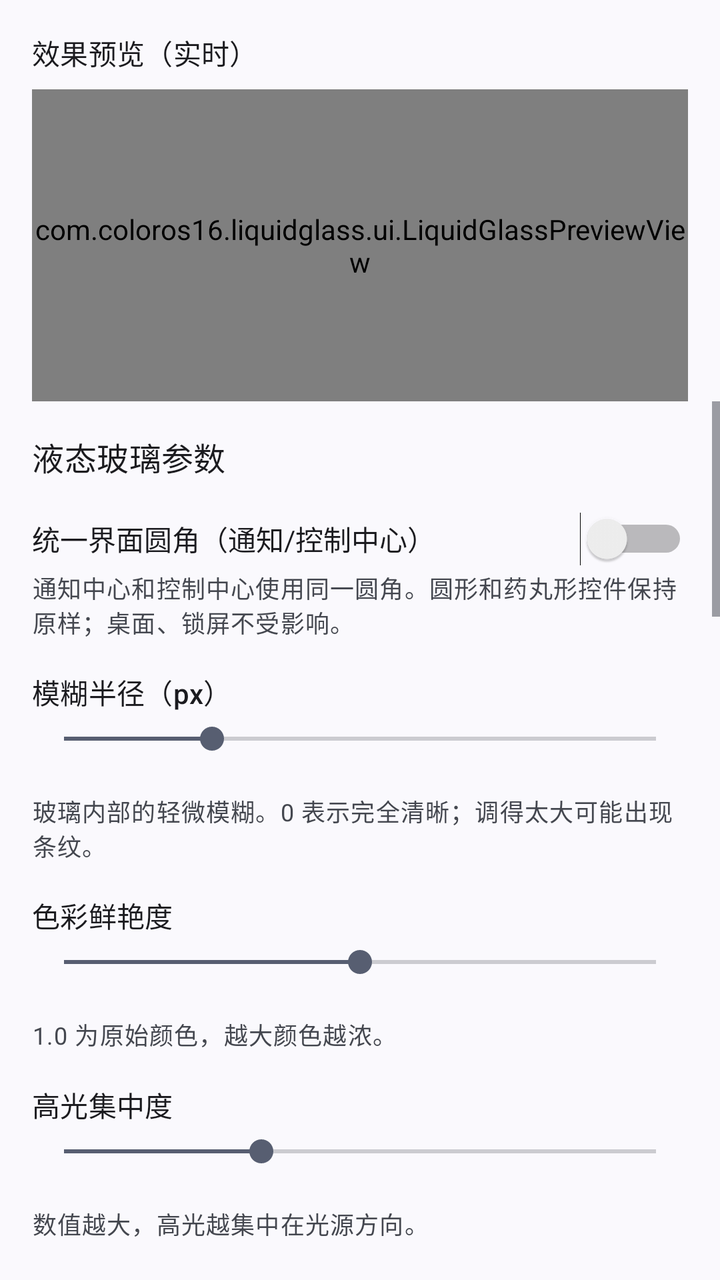
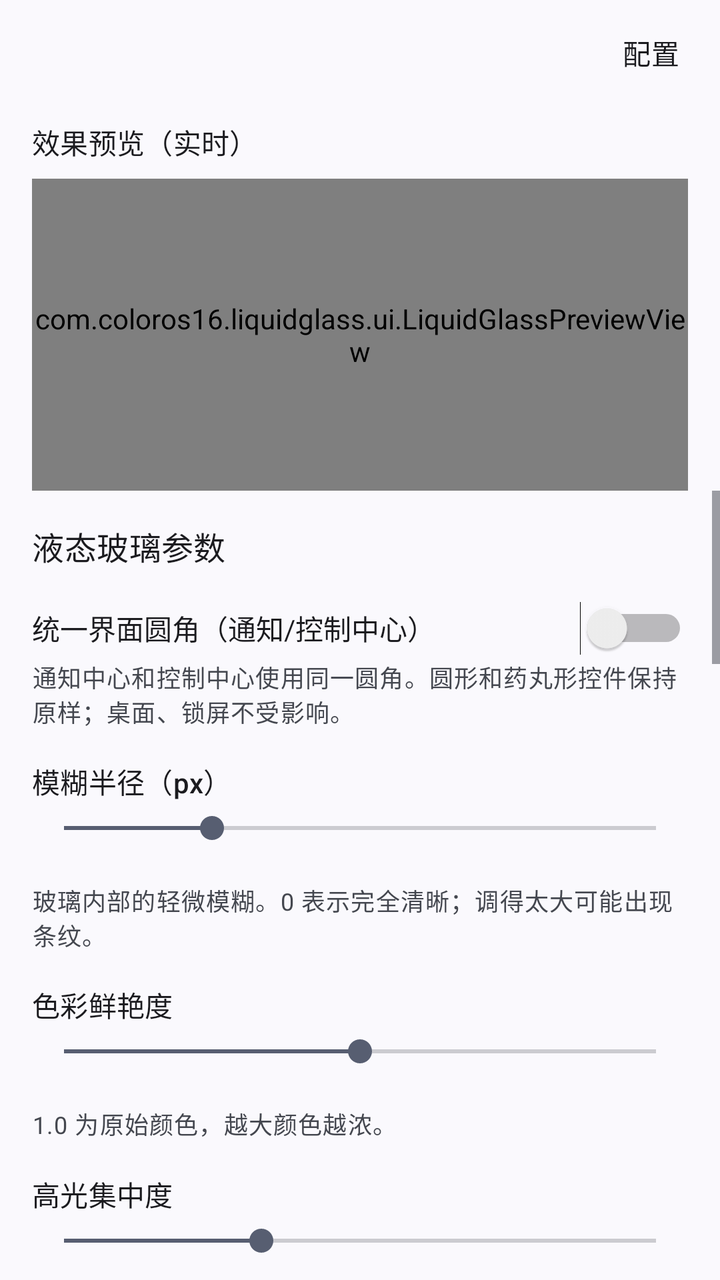

Screens rendered from an Android XML layout before and after an edit, with the pre-edit source and the edit as a unified diff.
<!-- AndroidManifest.xml: application theme Theme.LiquidGlass -->
<!-- res/layout/view_cat_material.xml -->
<?xml version="1.0" encoding="utf-8"?>
<LinearLayout xmlns:android="http://schemas.android.com/apk/res/android"
    xmlns:app="http://schemas.android.com/apk/res-auto"
    android:layout_width="match_parent"
    android:layout_height="match_parent"
    android:orientation="vertical">

    <TextView
        android:layout_width="wrap_content"
        android:layout_height="wrap_content"
        android:layout_marginStart="16dp"
        android:layout_marginTop="16dp"
        android:layout_marginEnd="16dp"
        android:text="@string/settings_material_preview"
        android:textAppearance="?attr/textAppearanceTitleSmall" />

    <com.coloros16.liquidglass.ui.LiquidGlassPreviewView
        android:id="@+id/materialPreview"
        android:layout_width="match_parent"
        android:layout_height="156dp"
        android:layout_marginStart="16dp"
        android:layout_marginTop="8dp"
        android:layout_marginEnd="16dp" />

    <ScrollView
        android:layout_width="match_parent"
        android:layout_height="0dp"
        android:layout_weight="1"
        android:fillViewport="true">

        <LinearLayout
            android:layout_width="match_parent"
            android:layout_height="wrap_content"
            android:orientation="vertical"
            android:padding="16dp">

        <TextView
            android:layout_width="wrap_content"
            android:layout_height="wrap_content"
            android:text="@string/settings_section_material"
            android:textAppearance="?attr/textAppearanceTitleMedium" />

        
        <Switch
            android:id="@+id/switchUnifiedCorner"
            android:layout_width="match_parent"
            android:layout_height="wrap_content"
            android:layout_marginTop="16dp"
            android:text="@string/settings_unified_corner" />

        <TextView
            android:layout_width="match_parent"
            android:layout_height="wrap_content"
            android:layout_marginTop="2dp"
            android:text="@string/settings_unified_corner_desc"
            android:textAppearance="?attr/textAppearanceBodySmall"
            android:textColor="?android:attr/textColorSecondary" />

        <TextView
            android:id="@+id/unifiedCornerPxLabel"
            android:layout_width="wrap_content"
            android:layout_height="wrap_content"
            android:layout_marginTop="16dp"
            android:text="@string/settings_unified_corner_px"
            android:textAppearance="?attr/textAppearanceTitleSmall"
            android:visibility="gone" />

        <SeekBar
            android:id="@+id/seekUnifiedCornerPx"
            android:layout_width="match_parent"
            android:layout_height="wrap_content"
            android:layout_marginTop="4dp"
            android:max="192"
            android:progress="40"
            android:visibility="gone" />

        <TextView
            android:id="@+id/unifiedCornerPxValue"
            android:layout_width="wrap_content"
            android:layout_height="wrap_content"
            android:textAppearance="?attr/textAppearanceBodySmall"
            android:visibility="gone" />

        <TextView
            android:id="@+id/unifiedCornerPxDesc"
            android:layout_width="match_parent"
            android:layout_height="wrap_content"
            android:layout_marginTop="2dp"
            android:text="@string/settings_unified_corner_px_desc"
            android:textAppearance="?attr/textAppearanceBodySmall"
            android:textColor="?android:attr/textColorSecondary"
            android:visibility="gone" />

        <TextView
            android:id="@+id/blurRadiusLabel"
            android:layout_width="wrap_content"
            android:layout_height="wrap_content"
            android:layout_marginTop="16dp"
            android:text="@string/settings_blur_radius"
            android:textAppearance="?attr/textAppearanceTitleSmall" />

        <SeekBar
            android:id="@+id/seekBlurRadius"
            android:layout_width="match_parent"
            android:layout_height="wrap_content"
            android:layout_marginTop="4dp"
            android:max="32"
            android:progress="8" />

        <TextView
            android:id="@+id/blurRadiusValue"
            android:layout_width="wrap_content"
            android:layout_height="wrap_content"
            android:textAppearance="?attr/textAppearanceBodySmall" />

        <TextView
            android:id="@+id/blurRadiusDesc"
            android:layout_width="match_parent"
            android:layout_height="wrap_content"
            android:layout_marginTop="2dp"
            android:text="@string/settings_blur_radius_desc"
            android:textAppearance="?attr/textAppearanceBodySmall"
            android:textColor="?android:attr/textColorSecondary" />

        <TextView
            android:id="@+id/vibrancyLabel"
            android:layout_width="wrap_content"
            android:layout_height="wrap_content"
            android:layout_marginTop="16dp"
            android:text="@string/settings_vibrancy"
            android:textAppearance="?attr/textAppearanceTitleSmall" />

        <SeekBar
            android:id="@+id/seekVibrancy"
            android:layout_width="match_parent"
            android:layout_height="wrap_content"
            android:layout_marginTop="4dp"
            android:max="100"
            android:progress="50" />

        <TextView
            android:id="@+id/vibrancyValue"
            android:layout_width="wrap_content"
            android:layout_height="wrap_content"
            android:textAppearance="?attr/textAppearanceBodySmall" />

        <TextView
            android:id="@+id/vibrancyDesc"
            android:layout_width="match_parent"
            android:layout_height="wrap_content"
            android:layout_marginTop="2dp"
            android:text="@string/settings_vibrancy_desc"
            android:textAppearance="?attr/textAppearanceBodySmall"
            android:textColor="?android:attr/textColorSecondary" />

        <TextView
            android:id="@+id/highlightFalloffLabel"
            android:layout_width="wrap_content"
            android:layout_height="wrap_content"
            android:layout_marginTop="16dp"
            android:text="@string/settings_highlight_falloff"
            android:textAppearance="?attr/textAppearanceTitleSmall" />

        <SeekBar
            android:id="@+id/seekHighlightFalloff"
            android:layout_width="match_parent"
            android:layout_height="wrap_content"
            android:layout_marginTop="4dp"
            android:max="3"
            android:progress="1" />

        <TextView
            android:id="@+id/highlightFalloffValue"
            android:layout_width="wrap_content"
            android:layout_height="wrap_content"
            android:textAppearance="?attr/textAppearanceBodySmall" />

        <TextView
            android:id="@+id/highlightFalloffDesc"
            android:layout_width="match_parent"
            android:layout_height="wrap_content"
            android:layout_marginTop="2dp"
            android:text="@string/settings_highlight_falloff_desc"
            android:textAppearance="?attr/textAppearanceBodySmall"
            android:textColor="?android:attr/textColorSecondary" />

        
        <TextView
            android:id="@+id/refractionHeightModeLabel"
            android:layout_width="wrap_content"
            android:layout_height="wrap_content"
            android:layout_marginTop="16dp"
            android:text="@string/settings_refraction_height_mode"
            android:textAppearance="?attr/textAppearanceTitleSmall" />

        <com.google.android.material.chip.ChipGroup
            android:id="@+id/refractionHeightModeChips"
            android:layout_width="match_parent"
            android:layout_height="wrap_content"
            android:layout_marginTop="4dp"
            app:chipSpacingHorizontal="8dp"
            app:selectionRequired="true"
            app:singleSelection="true" />

        <TextView
            android:layout_width="match_parent"
            android:layout_height="wrap_content"
            android:layout_marginTop="2dp"
            android:text="@string/settings_refraction_height_mode_desc"
            android:textAppearance="?attr/textAppearanceBodySmall"
            android:textColor="?android:attr/textColorSecondary" />

        <TextView
            android:id="@+id/refractionHeightRatioLabel"
            android:layout_width="wrap_content"
            android:layout_height="wrap_content"
            android:layout_marginTop="16dp"
            android:text="@string/settings_refraction_height_ratio"
            android:textAppearance="?attr/textAppearanceTitleSmall" />

        <SeekBar
            android:id="@+id/seekRefractionHeightRatio"
            android:layout_width="match_parent"
            android:layout_height="wrap_content"
            android:layout_marginTop="4dp"
            android:max="90"
            android:progress="40" />

        <TextView
            android:id="@+id/refractionHeightRatioValue"
            android:layout_width="wrap_content"
            android:layout_height="wrap_content"
            android:textAppearance="?attr/textAppearanceBodySmall" />

        <TextView
            android:id="@+id/refractionHeightRatioDesc"
            android:layout_width="match_parent"
            android:layout_height="wrap_content"
            android:layout_marginTop="2dp"
            android:text="@string/settings_refraction_height_ratio_desc"
            android:textAppearance="?attr/textAppearanceBodySmall"
            android:textColor="?android:attr/textColorSecondary" />

        <TextView
            android:id="@+id/refractionHeightPxLabel"
            android:layout_width="wrap_content"
            android:layout_height="wrap_content"
            android:layout_marginTop="16dp"
            android:text="@string/settings_refraction_height_px"
            android:textAppearance="?attr/textAppearanceTitleSmall"
            android:visibility="gone" />

        <SeekBar
            android:id="@+id/seekRefractionHeightPx"
            android:layout_width="match_parent"
            android:layout_height="wrap_content"
            android:layout_marginTop="4dp"
            android:max="392"
            android:progress="56"
            android:visibility="gone" />

        <TextView
            android:id="@+id/refractionHeightPxValue"
            android:layout_width="wrap_content"
            android:layout_height="wrap_content"
            android:textAppearance="?attr/textAppearanceBodySmall"
            android:visibility="gone" />

        <TextView
            android:id="@+id/refractionHeightPxDesc"
            android:layout_width="match_parent"
            android:layout_height="wrap_content"
            android:layout_marginTop="2dp"
            android:text="@string/settings_refraction_height_px_desc"
            android:textAppearance="?attr/textAppearanceBodySmall"
            android:textColor="?android:attr/textColorSecondary"
            android:visibility="gone" />

        <TextView
            android:id="@+id/refractionAmountLabel"
            android:layout_width="wrap_content"
            android:layout_height="wrap_content"
            android:layout_marginTop="16dp"
            android:text="@string/settings_refraction_amount"
            android:textAppearance="?attr/textAppearanceTitleSmall" />

        <SeekBar
            android:id="@+id/seekRefractionAmount"
            android:layout_width="match_parent"
            android:layout_height="wrap_content"
            android:layout_marginTop="4dp"
            android:max="250"
            android:progress="100" />

        <TextView
            android:id="@+id/refractionAmountValue"
            android:layout_width="wrap_content"
            android:layout_height="wrap_content"
            android:textAppearance="?attr/textAppearanceBodySmall" />

        <TextView
            android:id="@+id/refractionAmountDesc"
            android:layout_width="match_parent"
            android:layout_height="wrap_content"
            android:layout_marginTop="2dp"
            android:text="@string/settings_refraction_amount_desc"
            android:textAppearance="?attr/textAppearanceBodySmall"
            android:textColor="?android:attr/textColorSecondary" />

        <TextView
            android:id="@+id/dispersionLabel"
            android:layout_width="wrap_content"
            android:layout_height="wrap_content"
            android:layout_marginTop="16dp"
            android:text="@string/settings_dispersion"
            android:textAppearance="?attr/textAppearanceTitleSmall" />

        <SeekBar
            android:id="@+id/seekDispersion"
            android:layout_width="match_parent"
            android:layout_height="wrap_content"
            android:layout_marginTop="4dp"
            android:max="30"
            android:progress="0" />

        <TextView
            android:id="@+id/dispersionValue"
            android:layout_width="wrap_content"
            android:layout_height="wrap_content"
            android:textAppearance="?attr/textAppearanceBodySmall" />

        <TextView
            android:id="@+id/dispersionDesc"
            android:layout_width="match_parent"
            android:layout_height="wrap_content"
            android:layout_marginTop="2dp"
            android:text="@string/settings_dispersion_desc"
            android:textAppearance="?attr/textAppearanceBodySmall"
            android:textColor="?android:attr/textColorSecondary" />

        <TextView
            android:id="@+id/depthLabel"
            android:layout_width="wrap_content"
            android:layout_height="wrap_content"
            android:layout_marginTop="16dp"
            android:text="@string/settings_depth"
            android:textAppearance="?attr/textAppearanceTitleSmall" />

        <SeekBar
            android:id="@+id/seekDepth"
            android:layout_width="match_parent"
            android:layout_height="wrap_content"
            android:layout_marginTop="4dp"
            android:max="100"
            android:progress="33" />

        <TextView
            android:id="@+id/depthValue"
            android:layout_width="wrap_content"
            android:layout_height="wrap_content"
            android:textAppearance="?attr/textAppearanceBodySmall" />

        <TextView
            android:id="@+id/depthDesc"
            android:layout_width="match_parent"
            android:layout_height="wrap_content"
            android:layout_marginTop="2dp"
            android:text="@string/settings_depth_desc"
            android:textAppearance="?attr/textAppearanceBodySmall"
            android:textColor="?android:attr/textColorSecondary" />

        <TextView
            android:id="@+id/highlightLabel"
            android:layout_width="wrap_content"
            android:layout_height="wrap_content"
            android:layout_marginTop="16dp"
            android:text="@string/settings_highlight"
            android:textAppearance="?attr/textAppearanceTitleSmall" />

        <SeekBar
            android:id="@+id/seekHighlight"
            android:layout_width="match_parent"
            android:layout_height="wrap_content"
            android:layout_marginTop="4dp"
            android:max="100"
            android:progress="25" />

        <TextView
            android:id="@+id/highlightValue"
            android:layout_width="wrap_content"
            android:layout_height="wrap_content"
            android:textAppearance="?attr/textAppearanceBodySmall" />

        <TextView
            android:id="@+id/highlightDesc"
            android:layout_width="match_parent"
            android:layout_height="wrap_content"
            android:layout_marginTop="2dp"
            android:text="@string/settings_highlight_desc"
            android:textAppearance="?attr/textAppearanceBodySmall"
            android:textColor="?android:attr/textColorSecondary" />

        <TextView
            android:id="@+id/highlightWidthLabel"
            android:layout_width="wrap_content"
            android:layout_height="wrap_content"
            android:layout_marginTop="16dp"
            android:text="@string/settings_highlight_width"
            android:textAppearance="?attr/textAppearanceTitleSmall" />

        <SeekBar
            android:id="@+id/seekHighlightWidth"
            android:layout_width="match_parent"
            android:layout_height="wrap_content"
            android:layout_marginTop="4dp"
            android:max="200"
            android:progress="12" />

        <TextView
            android:id="@+id/highlightWidthValue"
            android:layout_width="wrap_content"
            android:layout_height="wrap_content"
            android:textAppearance="?attr/textAppearanceBodySmall" />

        <TextView
            android:id="@+id/highlightWidthDesc"
            android:layout_width="match_parent"
            android:layout_height="wrap_content"
            android:layout_marginTop="2dp"
            android:text="@string/settings_highlight_width_desc"
            android:textAppearance="?attr/textAppearanceBodySmall"
            android:textColor="?android:attr/textColorSecondary" />

        
        <TextView
            android:id="@+id/highlightFloorLabel"
            android:layout_width="wrap_content"
            android:layout_height="wrap_content"
            android:layout_marginTop="16dp"
            android:text="@string/settings_highlight_floor"
            android:textAppearance="?attr/textAppearanceTitleSmall" />

        <SeekBar
            android:id="@+id/seekHighlightFloor"
            android:layout_width="match_parent"
            android:layout_height="wrap_content"
            android:layout_marginTop="4dp"
            android:max="100"
            android:progress="40" />

        <TextView
            android:id="@+id/highlightFloorValue"
            android:layout_width="wrap_content"
            android:layout_height="wrap_content"
            android:textAppearance="?attr/textAppearanceBodySmall" />

        <TextView
            android:id="@+id/highlightFloorDesc"
            android:layout_width="match_parent"
            android:layout_height="wrap_content"
            android:layout_marginTop="2dp"
            android:text="@string/settings_highlight_floor_desc"
            android:textAppearance="?attr/textAppearanceBodySmall"
            android:textColor="?android:attr/textColorSecondary" />

        <TextView
            android:id="@+id/highlightInnerAttLabel"
            android:layout_width="wrap_content"
            android:layout_height="wrap_content"
            android:layout_marginTop="16dp"
            android:text="@string/settings_highlight_inner_att"
            android:textAppearance="?attr/textAppearanceTitleSmall" />

        <SeekBar
            android:id="@+id/seekHighlightInnerAtt"
            android:layout_width="match_parent"
            android:layout_height="wrap_content"
            android:layout_marginTop="4dp"
            android:max="100"
            android:progress="0" />

        <TextView
            android:id="@+id/highlightInnerAttValue"
            android:layout_width="wrap_content"
            android:layout_height="wrap_content"
            android:textAppearance="?attr/textAppearanceBodySmall" />

        <TextView
            android:id="@+id/highlightInnerAttDesc"
            android:layout_width="match_parent"
            android:layout_height="wrap_content"
            android:layout_marginTop="2dp"
            android:text="@string/settings_highlight_inner_att_desc"
            android:textAppearance="?attr/textAppearanceBodySmall"
            android:textColor="?android:attr/textColorSecondary" />

        <TextView
            android:id="@+id/innerGlowLabel"
            android:layout_width="wrap_content"
            android:layout_height="wrap_content"
            android:layout_marginTop="16dp"
            android:text="@string/settings_inner_glow"
            android:textAppearance="?attr/textAppearanceTitleSmall" />

        <SeekBar
            android:id="@+id/seekInnerGlow"
            android:layout_width="match_parent"
            android:layout_height="wrap_content"
            android:layout_marginTop="4dp"
            android:max="100"
            android:progress="0" />

        <TextView
            android:id="@+id/innerGlowValue"
            android:layout_width="wrap_content"
            android:layout_height="wrap_content"
            android:textAppearance="?attr/textAppearanceBodySmall" />

        <TextView
            android:id="@+id/innerGlowDesc"
            android:layout_width="match_parent"
            android:layout_height="wrap_content"
            android:layout_marginTop="2dp"
            android:text="@string/settings_inner_glow_desc"
            android:textAppearance="?attr/textAppearanceBodySmall"
            android:textColor="?android:attr/textColorSecondary" />

        <TextView
            android:id="@+id/maskGlassDimLabel"
            android:layout_width="wrap_content"
            android:layout_height="wrap_content"
            android:layout_marginTop="16dp"
            android:text="@string/settings_mask_glass_dim"
            android:textAppearance="?attr/textAppearanceTitleSmall" />

        <SeekBar
            android:id="@+id/seekMaskGlassDim"
            android:layout_width="match_parent"
            android:layout_height="wrap_content"
            android:layout_marginTop="4dp"
            android:max="100"
            android:progress="0" />

        <TextView
            android:id="@+id/maskGlassDimValue"
            android:layout_width="wrap_content"
            android:layout_height="wrap_content"
            android:textAppearance="?attr/textAppearanceBodySmall" />

        <TextView
            android:id="@+id/maskGlassDimDesc"
            android:layout_width="match_parent"
            android:layout_height="wrap_content"
            android:layout_marginTop="2dp"
            android:text="@string/settings_mask_glass_dim_desc"
            android:textAppearance="?attr/textAppearanceBodySmall"
            android:textColor="?android:attr/textColorSecondary" />

        <TextView
            android:id="@+id/lightAngleLabel"
            android:layout_width="wrap_content"
            android:layout_height="wrap_content"
            android:layout_marginTop="16dp"
            android:text="@string/settings_light_angle"
            android:textAppearance="?attr/textAppearanceTitleSmall" />

        <SeekBar
            android:id="@+id/seekLightAngle"
            android:layout_width="match_parent"
            android:layout_height="wrap_content"
            android:layout_marginTop="4dp"
            android:max="360"
            android:progress="45" />

        <TextView
            android:id="@+id/lightAngleValue"
            android:layout_width="wrap_content"
            android:layout_height="wrap_content"
            android:textAppearance="?attr/textAppearanceBodySmall" />

        <TextView
            android:id="@+id/lightAngleDesc"
            android:layout_width="match_parent"
            android:layout_height="wrap_content"
            android:layout_marginTop="2dp"
            android:text="@string/settings_light_angle_desc"
            android:textAppearance="?attr/textAppearanceBodySmall"
            android:textColor="?android:attr/textColorSecondary" />

        <TextView
            android:id="@+id/parallaxXLabel"
            android:layout_width="wrap_content"
            android:layout_height="wrap_content"
            android:layout_marginTop="16dp"
            android:text="@string/settings_parallax_x"
            android:textAppearance="?attr/textAppearanceTitleSmall" />

        <SeekBar
            android:id="@+id/seekParallaxX"
            android:layout_width="match_parent"
            android:layout_height="wrap_content"
            android:layout_marginTop="4dp"
            android:max="200"
            android:progress="100" />

        <TextView
            android:id="@+id/parallaxXValue"
            android:layout_width="wrap_content"
            android:layout_height="wrap_content"
            android:textAppearance="?attr/textAppearanceBodySmall" />

        <TextView
            android:id="@+id/parallaxXDesc"
            android:layout_width="match_parent"
            android:layout_height="wrap_content"
            android:layout_marginTop="2dp"
            android:text="@string/settings_parallax_x_desc"
            android:textAppearance="?attr/textAppearanceBodySmall"
            android:textColor="?android:attr/textColorSecondary" />

        <TextView
            android:id="@+id/parallaxYLabel"
            android:layout_width="wrap_content"
            android:layout_height="wrap_content"
            android:layout_marginTop="16dp"
            android:text="@string/settings_parallax_y"
            android:textAppearance="?attr/textAppearanceTitleSmall" />

        <SeekBar
            android:id="@+id/seekParallaxY"
            android:layout_width="match_parent"
            android:layout_height="wrap_content"
            android:layout_marginTop="4dp"
            android:max="200"
            android:progress="100" />

        <TextView
            android:id="@+id/parallaxYValue"
            android:layout_width="wrap_content"
            android:layout_height="wrap_content"
            android:textAppearance="?attr/textAppearanceBodySmall" />

        <TextView
            android:id="@+id/parallaxYDesc"
            android:layout_width="match_parent"
            android:layout_height="wrap_content"
            android:layout_marginTop="2dp"
            android:text="@string/settings_parallax_y_desc"
            android:textAppearance="?attr/textAppearanceBodySmall"
            android:textColor="?android:attr/textColorSecondary" />

        </LinearLayout>
    </ScrollView>
</LinearLayout>
<!-- resources referenced by this layout -->
<resources>
  <string name="settings_blur_radius">模糊半径（px）</string>
  <string name="settings_blur_radius_desc">玻璃内部的轻微模糊。0 表示完全清晰；调得太大可能出现条纹。</string>
  <string name="settings_depth">立体深度</string>
  <string name="settings_depth_desc">玻璃曲面深度，越大弯曲/折射越明显。</string>
  <string name="settings_dispersion">边缘色散</string>
  <string name="settings_dispersion_desc">背景边缘彩虹边，0 关闭，0.05~0.3 适中。</string>
  <string name="settings_highlight">高光亮度</string>
  <string name="settings_highlight_desc">高光亮度，越大越亮。</string>
  <string name="settings_highlight_falloff">高光集中度</string>
  <string name="settings_highlight_falloff_desc">数值越大，高光越集中在光源方向。</string>
  <string name="settings_highlight_floor">圆角高光保底</string>
  <string name="settings_highlight_floor_desc">圆角处的最低高光。0 只保留方向感，圆角偏暗；1 让整圈都有一条均匀亮边。</string>
  <string name="settings_highlight_inner_att">内侧高光衰减</string>
  <string name="settings_highlight_inner_att_desc">控制高光向玻璃内部衰减的程度。0 为默认；越大，内侧高光越暗、内侧光越贴边。</string>
  <string name="settings_highlight_width">高光宽度（px）</string>
  <string name="settings_highlight_width_desc">高光带宽度，越大越宽。</string>
  <string name="settings_inner_glow">内侧光</string>
  <string name="settings_inner_glow_desc">玻璃边缘向中心散发的柔光。0 表示关闭。</string>
  <string name="settings_light_angle">光源方向</string>
  <string name="settings_light_angle_desc">高光光源方向角度。</string>
  <string name="settings_mask_glass_dim">玻璃内压暗</string>
  <string name="settings_mask_glass_dim_desc">玻璃内部背景的变暗程度。0 不变暗，1 全黑，默认 0。</string>
  <string name="settings_material_preview">效果预览（实时）</string>
  <string name="settings_parallax_x">背景水平偏移</string>
  <string name="settings_parallax_x_desc">背景水平偏移，0 表示关闭。</string>
  <string name="settings_parallax_y">背景垂直偏移</string>
  <string name="settings_parallax_y_desc">背景垂直偏移，0 表示关闭。</string>
  <string name="settings_refraction_amount">折射强度（px）</string>
  <string name="settings_refraction_amount_desc">折射位移强度，越大背景扭曲越明显。</string>
  <string name="settings_refraction_height_mode">折射范围</string>
  <string name="settings_refraction_height_mode_desc">按比例：元素越大，折射带越宽；固定像素：所有元素一样宽。</string>
  <string name="settings_refraction_height_px">折射范围：固定像素</string>
  <string name="settings_refraction_height_px_desc">折射带固定为这么多像素，不随元素大小变化。</string>
  <string name="settings_refraction_height_ratio">折射范围：按比例</string>
  <string name="settings_refraction_height_ratio_desc">折射带占元素短边的比例。0.50 为默认，数值越大，边缘扭曲范围越宽。</string>
  <string name="settings_section_material">液态玻璃参数</string>
  <string name="settings_unified_corner">统一界面圆角（通知/控制中心）</string>
  <string name="settings_unified_corner_desc">通知中心和控制中心使用同一圆角。圆形和药丸形控件保持原样；桌面、锁屏不受影响。</string>
  <string name="settings_unified_corner_px">统一圆角（px）</string>
  <string name="settings_unified_corner_px_desc">统一使用的圆角大小。较小的圆角会放大到该值；圆形和药丸形控件不变。</string>
  <string name="settings_vibrancy">色彩鲜艳度</string>
  <string name="settings_vibrancy_desc">1.0 为原始颜色，越大颜色越浓。</string>
  <style name="Theme.LiquidGlass" parent="Theme.Material3.DynamicColors.DayNight.NoActionBar" />
</resources>

<!-- the commit's change to res/layout/view_cat_material.xml (unified diff, before → after) -->
@@ -4,6 +4,43 @@
     android:layout_width="match_parent"
     android:layout_height="match_parent"
     android:orientation="vertical">
+
+    
+    <LinearLayout
+        android:layout_width="match_parent"
+        android:layout_height="wrap_content"
+        android:layout_marginStart="16dp"
+        android:layout_marginTop="8dp"
+        android:layout_marginEnd="8dp"
+        android:gravity="center_vertical"
+        android:orientation="horizontal">
+
+        <HorizontalScrollView
+            android:layout_width="0dp"
+            android:layout_height="wrap_content"
+            android:layout_weight="1"
+            android:fadeScrollbars="false"
+            android:scrollbars="none">
+
+            <LinearLayout
+                android:id="@+id/glassPresetBar"
+                android:layout_width="wrap_content"
+                android:layout_height="wrap_content"
+                android:orientation="horizontal" />
+        </HorizontalScrollView>
+
+        <TextView
+            android:id="@+id/glassPresetConfigBtn"
+            android:layout_width="wrap_content"
+            android:layout_height="wrap_content"
+            android:background="?attr/selectableItemBackground"
+            android:paddingStart="12dp"
+            android:paddingTop="8dp"
+            android:paddingEnd="12dp"
+            android:paddingBottom="8dp"
+            android:text="@string/glass_preset_config"
+            android:textAppearance="?attr/textAppearanceBodyMedium" />
+    </LinearLayout>
 
     <TextView
         android:layout_width="wrap_content"
<!-- resource entries referenced after the edit -->
@@ -1,5 +1,6 @@
 <!-- resources referenced by this layout -->
 <resources>
+  <string name="glass_preset_config">配置</string>
   <string name="settings_blur_radius">模糊半径（px）</string>
   <string name="settings_blur_radius_desc">玻璃内部的轻微模糊。0 表示完全清晰；调得太大可能出现条纹。</string>
   <string name="settings_depth">立体深度</string>
